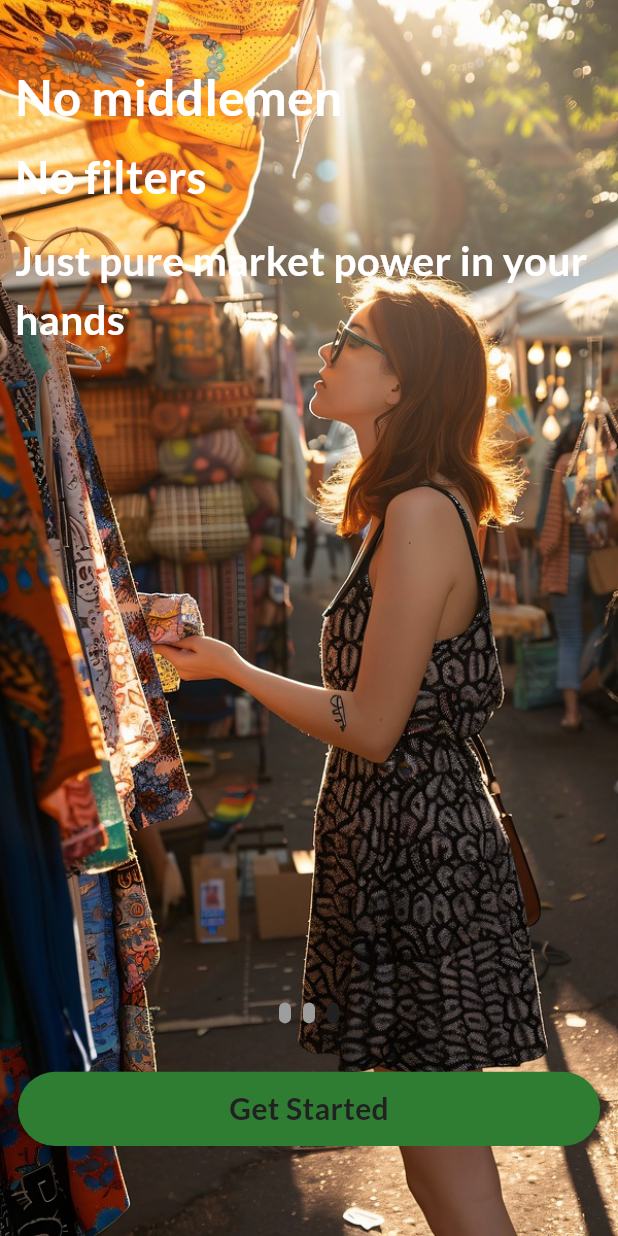
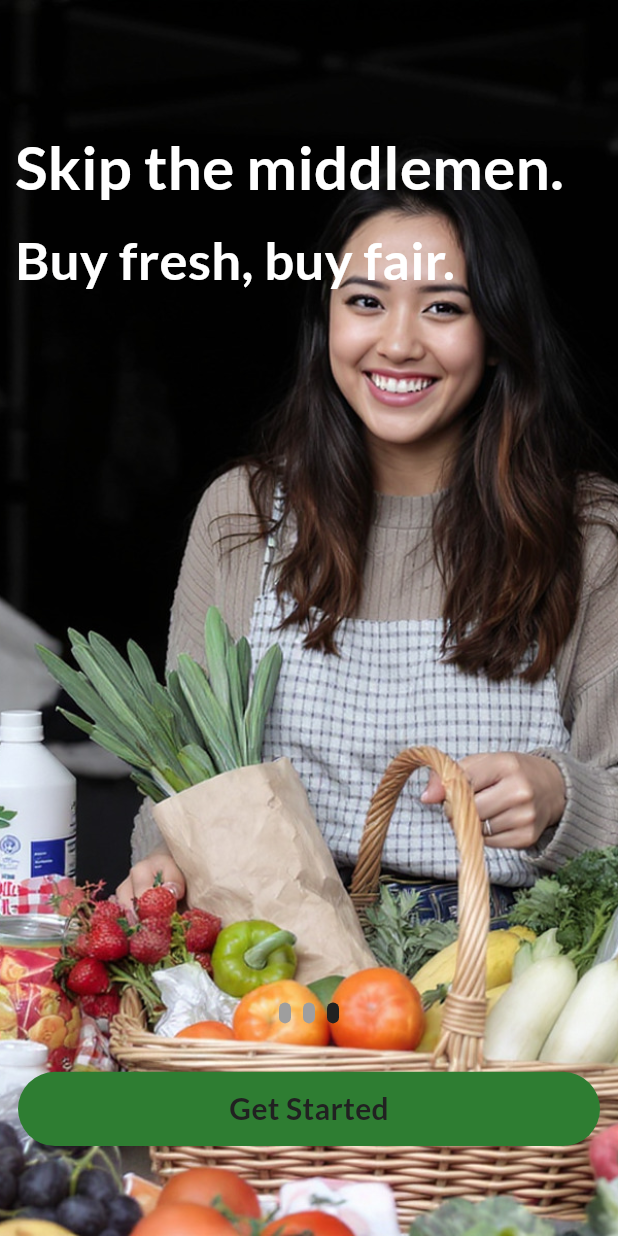
Before and after one commit to nuwan-dharmarathna/codefest-hackathon-2025, a Flutter app: the screen it shows after launch, swiped to page 3, on a phone screen of 412 x 824 dp. Run offline on Flutter 3.47's test engine with Material 3 defaults, Android fonts, the phone set to English and light mode, and no system bars; drawn by our look-alikes of smooth_page_indicator; our stand-ins replace google_fonts.

Commit message:
Refactor onboarding data and model; update descriptions and remove unused fields

```diff
--- a/src/frontend/lib/data/onboarding_data.dart
+++ b/src/frontend/lib/data/onboarding_data.dart
@@ -4,21 +4,18 @@ class OnboardingData {
   final List<OnboardingModel> onboardingList = [
     OnboardingModel(
       imageUrl: "assets/images/farmer.jpeg",
-      description: "You grew it",
-      description_2: "You price it",
-      description_3: " Take control of your harvest",
+      description: "You harvest it.",
+      description_2: "You price it.",
     ),
     OnboardingModel(
       imageUrl: "assets/images/creator.jpeg",
-      description: "From your hands to the nation’s heart,",
-      description_2: "Let your skills shine across Sri Lanka",
-      description_3: "",
+      description: "Turn your skills into a story the whole nation hears.",
+      description_2: "",
     ),
     OnboardingModel(
       imageUrl: "assets/images/customer.jpeg",
-      description: "No middlemen",
-      description_2: "No filters",
-      description_3: "Just pure market power in your hands",
+      description: "Skip the middlemen.",
+      description_2: "Buy fresh, buy fair.",
     ),
   ];
 }
--- a/src/frontend/lib/models/onboarding_model.dart
+++ b/src/frontend/lib/models/onboarding_model.dart
@@ -2,12 +2,10 @@ class OnboardingModel {
   final String imageUrl;
   final String description;
   String? description_2;
-  String? description_3;
 
   OnboardingModel({
     required this.imageUrl,
     required this.description,
     this.description_2,
-    this.description_3,
   });
 }
--- a/src/frontend/lib/screens/onboarding_screen.dart
+++ b/src/frontend/lib/screens/onboarding_screen.dart
@@ -111,7 +111,7 @@ class _OnboardingScreenState extends State<OnboardingScreen> {
         ),
         SizedBox(height: 10),
         Positioned(
-          top: MediaQuery.of(context).size.height * 0.05,
+          top: MediaQuery.of(context).size.height * 0.1,
           left: 0,
           right: 0,
           child: Padding(
@@ -123,7 +123,7 @@ class _OnboardingScreenState extends State<OnboardingScreen> {
                 Text(
                   onboarding.description,
                   style: TextStyle(
-                    fontSize: 33,
+                    fontSize: 40,
                     fontWeight: FontWeight.w600,
                     color: Colors.white,
                   ),
@@ -134,7 +134,7 @@ class _OnboardingScreenState extends State<OnboardingScreen> {
                 Text(
                   onboarding.description_2!,
                   style: TextStyle(
-                    fontSize: 30,
+                    fontSize: 35,
                     fontWeight: FontWeight.w600,
                     color: Colors.white,
                   ),
@@ -142,14 +142,6 @@ class _OnboardingScreenState extends State<OnboardingScreen> {
                 const SizedBox(
                   height: 15,
                 ), // Add some vertical spacing between texts
-                Text(
-                  onboarding.description_3!,
-                  style: TextStyle(
-                    fontSize: 27,
-                    fontWeight: FontWeight.bold,
-                    color: Colors.white,
-                  ),
-                ),
               ],
             ),
           ),
```
Also changed, not shown: src/frontend/assets/images/customer.jpeg, 2 other files.
